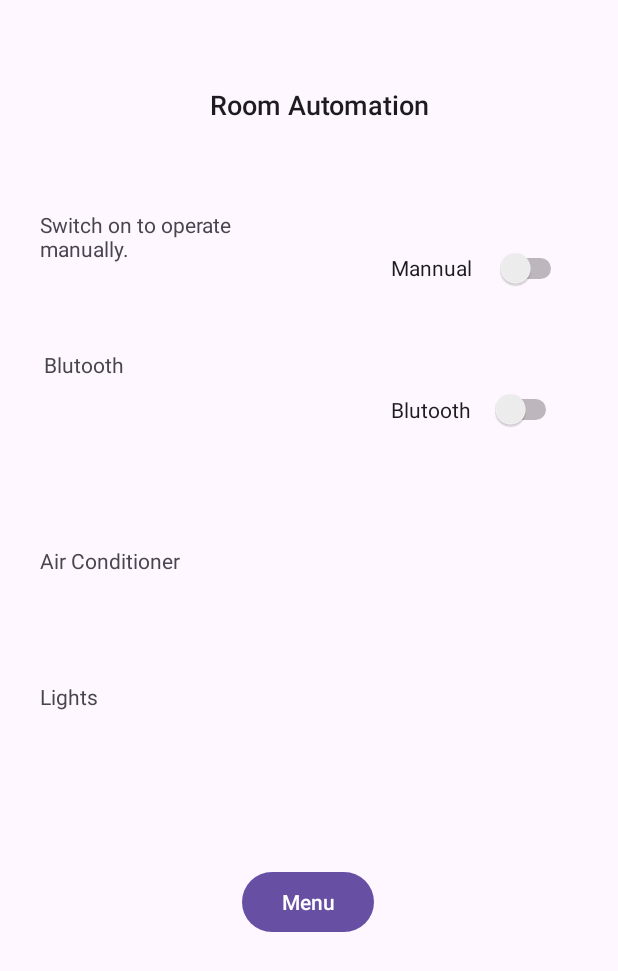
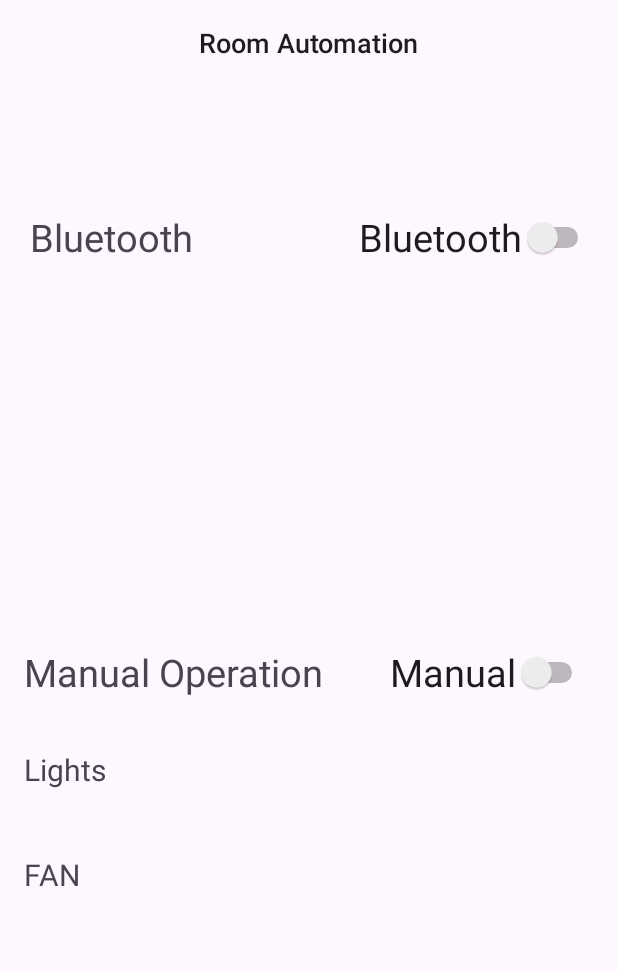
Before and after one commit to NTA1508/GPBL2025_SmartHome_app, an Android app: the screen it shows after launch (MainActivity), on a phone screen of 412 x 824 dp. Shown: the top 971 px of the screen. Run offline under Robolectric (Android 15) with nearby library versions, the phone set to English and light mode, and no system bars; our stand-ins replace Firebase (no records; nobody signed in at launch, a user with empty details on screens opened directly); 1 statement that could not run was skipped.

Commit message:
activity_main.xml

```diff
--- a/app/src/main/java/com/example/smarthome/MainActivity.kt
+++ b/app/src/main/java/com/example/smarthome/MainActivity.kt
@@ -57,10 +57,10 @@ class MainActivity : AppCompatActivity() {
             }
         })
 
-        findViewById<Button>(R.id.button1).setOnClickListener {
-            val intent = Intent(this, MainActivity::class.java)
-            startActivity(intent)
-        }
+        //findViewById<Button>(R.id.button1).setOnClickListener {
+        //    val intent = Intent(this, MainActivity::class.java)
+        //    startActivity(intent)
+        //}
 
         btnSwitch.setOnClickListener {
             myRef.child("Toggle/switch").setValue(if (btnSwitch.isChecked) "1" else "0")
--- a/app/src/main/res/layout/activity_main.xml
+++ b/app/src/main/res/layout/activity_main.xml
@@ -11,168 +11,125 @@
         android:id="@+id/textView1"
         android:layout_width="wrap_content"
         android:layout_height="wrap_content"
-        android:layout_marginTop="8dp"
-        android:layout_marginBottom="8dp"
         android:fontFamily="sans-serif-medium"
         android:text="Room Automation"
         android:textAppearance="@style/TextAppearance.AppCompat.Body1"
         android:textSize="18sp"
-        app:layout_constraintBottom_toBottomOf="parent"
+        app:layout_constraintTop_toTopOf="parent"
+        app:layout_constraintStart_toStartOf="parent"
         app:layout_constraintEnd_toEndOf="parent"
-        app:layout_constraintHorizontal_bias="0.528"
+        android:layout_marginTop="16dp"/>
+
+    <LinearLayout
+        android:id="@+id/main_layout"
+        android:layout_width="match_parent"
+        android:layout_height="0dp"
+        android:orientation="vertical"
+        app:layout_constraintTop_toBottomOf="@id/textView1"
         app:layout_constraintStart_toStartOf="parent"
-        app:layout_constraintTop_toTopOf="parent"
-        app:layout_constraintVertical_bias="0.063" />
+        app:layout_constraintEnd_toEndOf="parent"
+        app:layout_constraintBottom_toBottomOf="parent">
+
+        <LinearLayout
+            android:layout_width="match_parent"
+            android:layout_height="0dp"
+            android:layout_weight="1"
+            android:orientation="horizontal"
+            android:paddingTop="100dp"
+            android:paddingLeft="20dp">
+
+            <TextView
+                android:id="@+id/textView3"
+                android:layout_width="0dp"
+                android:layout_height="wrap_content"
+                android:layout_weight="1"
+                android:text="Bluetooth"
+                android:textSize="25sp"/>
+
+            <Switch
+                android:id="@+id/switch3"
+                android:layout_width="wrap_content"
+                android:layout_height="wrap_content"
+                android:text="Bluetooth"
+                android:textSize="25sp"
+                android:layout_marginEnd="16dp"/>
+        </LinearLayout>
+
+        <LinearLayout
+            android:layout_width="match_parent"
+            android:layout_height="0dp"
+            android:layout_weight="0.7"
+            android:orientation="horizontal"
+            android:paddingTop="120dp"
+            android:paddingLeft="16dp">
 
             <TextView
                 android:id="@+id/textView2"
-        android:layout_width="167dp"
-        android:layout_height="48dp"
-        android:layout_marginStart="8dp"
-        android:layout_marginTop="140dp"
-        android:layout_marginEnd="8dp"
-        android:layout_marginBottom="8dp"
-        android:text="Switch on to operate manually."
-        app:layout_constraintBottom_toBottomOf="parent"
-        app:layout_constraintEnd_toEndOf="parent"
-        app:layout_constraintHorizontal_bias="0.083"
-        app:layout_constraintStart_toStartOf="parent"
-        app:layout_constraintTop_toTopOf="parent"
-        app:layout_constraintVertical_bias="0.0" />
+                android:layout_width="0dp"
+                android:layout_height="wrap_content"
+                android:layout_weight="1"
+                android:text="Manual Operation"
+                android:textSize="25sp"/>
 
             <Switch
                 android:id="@+id/switch2"
-        android:layout_width="117dp"
-        android:layout_height="48dp"
-        android:layout_marginStart="8dp"
-        android:layout_marginTop="8dp"
-        android:layout_marginEnd="8dp"
-        android:layout_marginBottom="8dp"
-        android:text="Mannual"
-        android:visibility="visible"
-        app:layout_constraintBottom_toBottomOf="parent"
-        app:layout_constraintEnd_toEndOf="parent"
-        app:layout_constraintHorizontal_bias="0.906"
-        app:layout_constraintStart_toStartOf="parent"
-        app:layout_constraintTop_toTopOf="parent"
-        app:layout_constraintVertical_bias="0.193" />
+                android:layout_width="wrap_content"
+                android:layout_height="wrap_content"
+                android:text="Manual"
+                android:textSize="25sp"
+                android:layout_marginEnd="20dp" />
+        </LinearLayout>
+
+        <LinearLayout
+            android:layout_width="match_parent"
+            android:layout_height="0dp"
+            android:layout_weight="0.2"
+            android:orientation="horizontal">
 
             <TextView
-        android:id="@+id/textView3"
-        android:layout_width="142dp"
-        android:layout_height="28dp"
-        android:layout_marginStart="8dp"
-        android:layout_marginTop="140dp"
-        android:layout_marginEnd="8dp"
-        android:layout_marginBottom="8dp"
-        android:text="Blutooth"
-        app:layout_constraintBottom_toBottomOf="parent"
-        app:layout_constraintEnd_toEndOf="parent"
-        app:layout_constraintHorizontal_bias="0.083"
-        app:layout_constraintStart_toStartOf="parent"
-        app:layout_constraintTop_toTopOf="parent"
-        app:layout_constraintVertical_bias="0.144" />
+                android:id="@+id/textView5"
+                android:layout_width="0dp"
+                android:layout_height="wrap_content"
+                android:layout_marginLeft="16dp"
+                android:layout_weight="1"
+                android:text="Lights"
+                android:textSize="20dp" />
 
             <Switch
-        android:id="@+id/switch3"
-        android:layout_width="114dp"
-        android:layout_height="47dp"
-        android:layout_marginStart="8dp"
-        android:layout_marginTop="8dp"
-        android:layout_marginEnd="8dp"
-        android:layout_marginBottom="8dp"
-        android:text="Blutooth"
-        android:visibility="visible"
-        app:layout_constraintBottom_toBottomOf="parent"
-        app:layout_constraintEnd_toEndOf="parent"
-        app:layout_constraintHorizontal_bias="0.896"
-        app:layout_constraintStart_toStartOf="parent"
-        app:layout_constraintTop_toTopOf="parent"
-        app:layout_constraintVertical_bias="0.317" />
+                android:id="@+id/toggleButton5"
+                android:layout_width="wrap_content"
+                android:layout_height="wrap_content"
+                android:layout_marginEnd="40dp"
+                android:text="Lights"
+                android:textSize="20dp"
+                android:visibility="invisible" />
+        </LinearLayout>
+
+        <LinearLayout
+            android:layout_width="match_parent"
+            android:layout_height="0dp"
+            android:layout_weight="1"
+            android:orientation="horizontal"
+            android:padding="16dp">
 
             <TextView
                 android:id="@+id/textView4"
-        android:layout_width="144dp"
-        android:layout_height="32dp"
-        android:layout_marginStart="8dp"
-        android:layout_marginTop="8dp"
-        android:layout_marginEnd="8dp"
-        android:layout_marginBottom="8dp"
-        android:text="Air Conditioner"
-        app:layout_constraintBottom_toBottomOf="parent"
-        app:layout_constraintEnd_toEndOf="parent"
-        app:layout_constraintHorizontal_bias="0.075"
-        app:layout_constraintStart_toStartOf="parent"
-        app:layout_constraintTop_toTopOf="parent"
-        app:layout_constraintVertical_bias="0.459" />
+                android:layout_width="0dp"
+                android:layout_height="wrap_content"
+                android:layout_weight="1"
+                android:text="FAN"
+                android:textSize="20dp"/>
 
             <Switch
                 android:id="@+id/toggleButton4"
-        android:layout_width="117dp"
-        android:layout_height="48dp"
-        android:layout_marginStart="8dp"
-        android:layout_marginTop="8dp"
-        android:layout_marginEnd="8dp"
-        android:layout_marginBottom="8dp"
-        android:text="AC"
-        android:visibility="visible"
-        app:layout_constraintBottom_toBottomOf="parent"
-        app:layout_constraintEnd_toEndOf="parent"
-        app:layout_constraintHorizontal_bias="0.906"
-        app:layout_constraintStart_toStartOf="parent"
-        app:layout_constraintTop_toTopOf="parent"
-        app:layout_constraintVertical_bias="0.446" />
-
-
-
-    <TextView
-        android:id="@+id/textView5"
                 android:layout_width="wrap_content"
                 android:layout_height="wrap_content"
-        android:layout_marginStart="8dp"
-        android:layout_marginTop="8dp"
-        android:layout_marginEnd="8dp"
-        android:layout_marginBottom="8dp"
-        android:text="Lights"
-        app:layout_constraintBottom_toBottomOf="parent"
-        app:layout_constraintEnd_toEndOf="parent"
-        app:layout_constraintHorizontal_bias="0.053"
-        app:layout_constraintStart_toStartOf="parent"
-        app:layout_constraintTop_toTopOf="parent"
-        app:layout_constraintVertical_bias="0.566" />
+                android:text="FAN"
+                android:textSize="20dp"
+                android:visibility="invisible"
+                android:layout_marginEnd="30dp"/>
+        </LinearLayout>
 
-    <Switch
-        android:id="@+id/toggleButton5"
-        android:layout_width="117dp"
-        android:layout_height="48dp"
-        android:layout_marginStart="8dp"
-        android:layout_marginTop="8dp"
-        android:layout_marginEnd="8dp"
-        android:layout_marginBottom="8dp"
-        android:text="Lights"
-        android:visibility="visible"
-        app:layout_constraintBottom_toBottomOf="parent"
-        app:layout_constraintEnd_toEndOf="parent"
-        app:layout_constraintHorizontal_bias="0.906"
-        app:layout_constraintStart_toStartOf="parent"
-        app:layout_constraintTop_toTopOf="parent"
-        app:layout_constraintVertical_bias="0.577" />
-
-
-    <Button
-android:id="@+id/button1"
-android:layout_width="wrap_content"
-android:layout_height="wrap_content"
-android:layout_marginTop="8dp"
-android:layout_marginBottom="8dp"
-android:text="Menu"
-app:layout_constraintBottom_toBottomOf="parent"
-app:layout_constraintEnd_toEndOf="parent"
-app:layout_constraintHorizontal_bias="0.498"
-app:layout_constraintStart_toStartOf="parent"
-app:layout_constraintTop_toTopOf="parent"
-app:layout_constraintVertical_bias="0.749" />
-
-
+    </LinearLayout>
 
 </androidx.constraintlayout.widget.ConstraintLayout>
```
Lines whose indentation alone changed are shown as unchanged.
